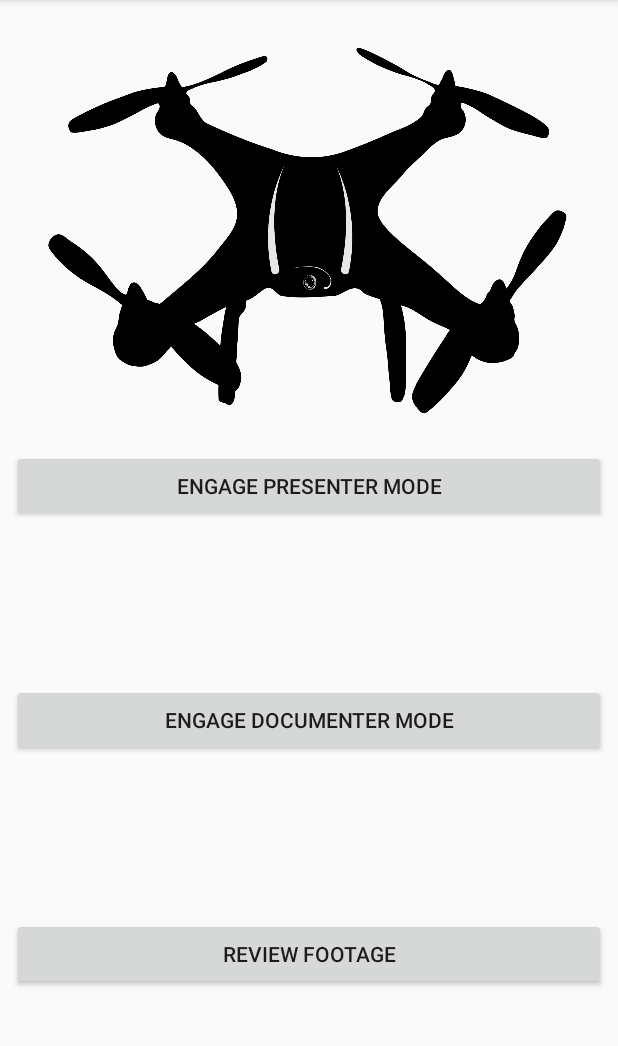
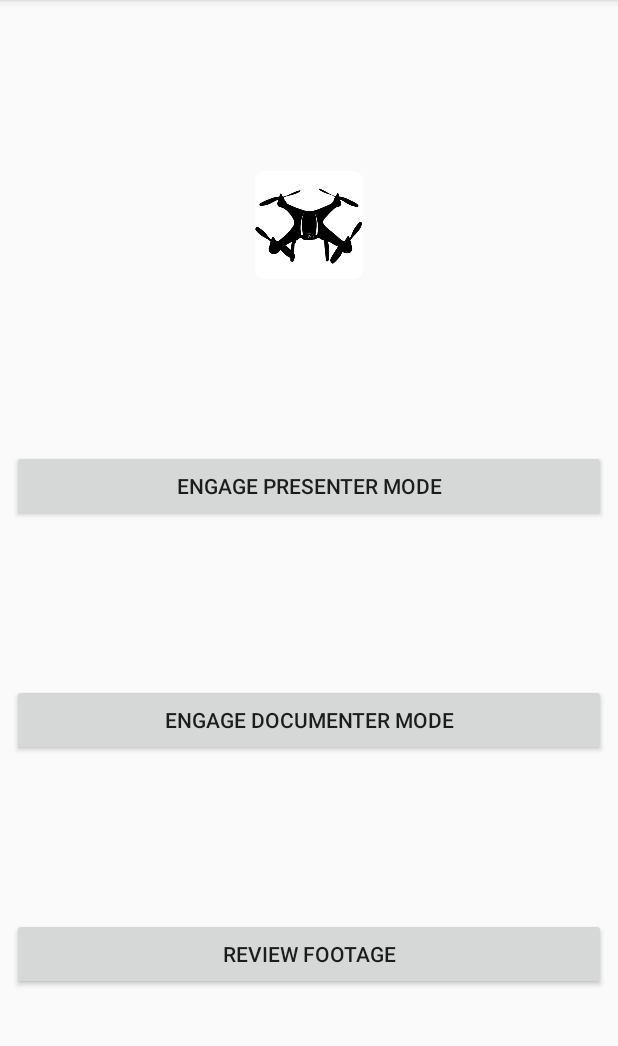
Before and after one commit to aalshabaan/EE-490g-proj, an Android app: the screen it shows after launch (MainActivity), on a phone screen of 412 x 824 dp, the part 84-1130 px from its top. Run offline under Robolectric (Android 15) with nearby library versions, the phone set to English and light mode, and no system bars.

Commit message:
app working with MainActivity

```diff
--- a/mobile/src/main/res/layout/activity_main.xml
+++ b/mobile/src/main/res/layout/activity_main.xml
@@ -51,7 +51,7 @@
         android:id="@+id/mainIconImageView"
         android:layout_width="wrap_content"
         android:layout_height="300dp"
-        android:src="@drawable/drone"
+        android:src="@mipmap/drone_icon"
         app:layout_constraintBottom_toTopOf="@+id/presenterModeButton"
         app:layout_constraintEnd_toEndOf="parent"
         app:layout_constraintStart_toStartOf="parent"
```
Also changed, not shown: 1 other file.
